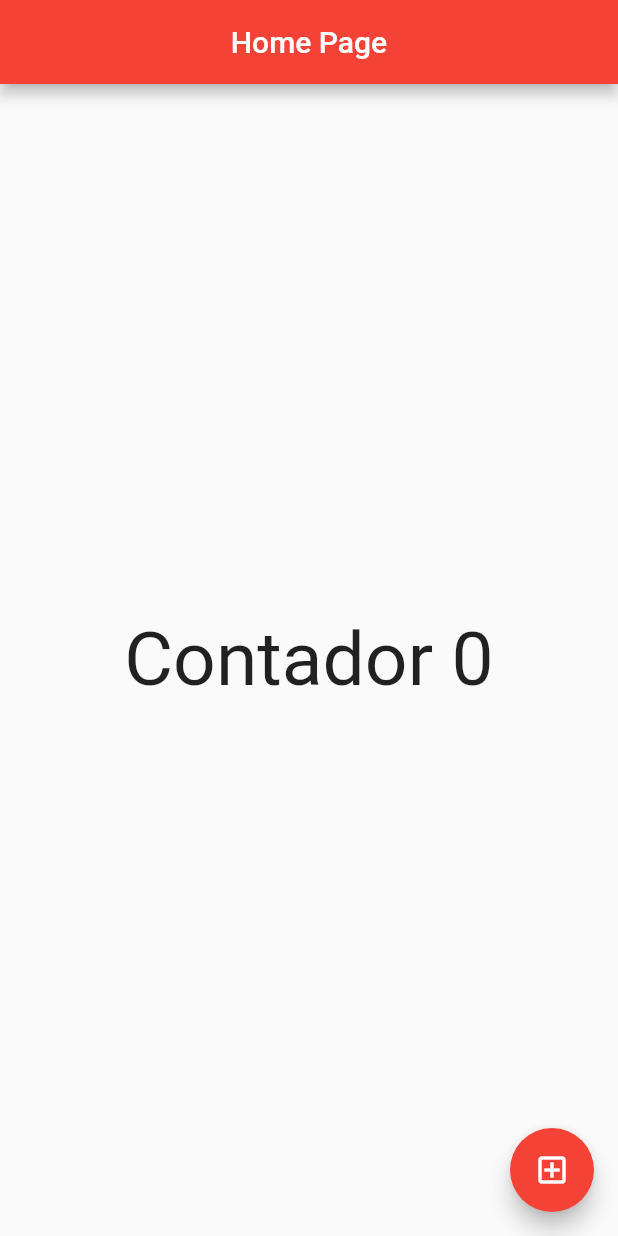
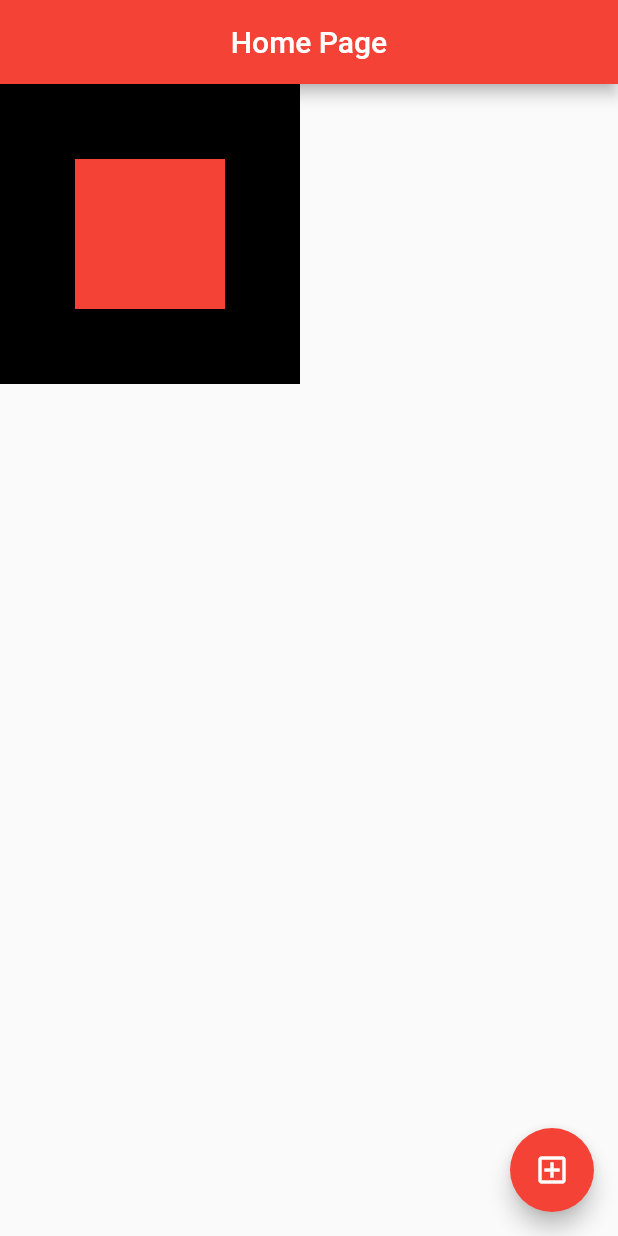
Before and after one commit to AndreiiMorais/primeiro-projeto-em-flutter, a Flutter app: the screen it shows after launch, on a phone screen of 412 x 824 dp. Run offline on Flutter 3.47's test engine with Material 2 defaults, Android fonts, the phone set to English and light mode, and no system bars.

Commit message:
multi render e single render

```diff
--- a/lib/homepage.dart
+++ b/lib/homepage.dart
@@ -19,11 +19,20 @@
         ),
       ),
 
-      body: Center(
-        child: GestureDetector(
-          //detecta clicks
-          child: Text('Contador $counter', style: TextStyle(fontSize: 50)),
-          onTap: () {},
+      body: Container(
+        //cria um quadrado preto de tamanho definido abaixo
+        height: 200,
+        width: 200,
+        color: Colors.black,
+        child: Align(
+          //se tentar criar outro container nao funciona pois substitiu a ordem do container de cima
+          //para isso se cria o alignment que ele faz o alinhamento e o multi render
+          alignment: Alignment.center,
+            child: Container(
+              height: 100,
+              width: 100,
+              color: Colors.red,
+            ),
         ),
       ),
       floatingActionButton: FloatingActionButton(
```
